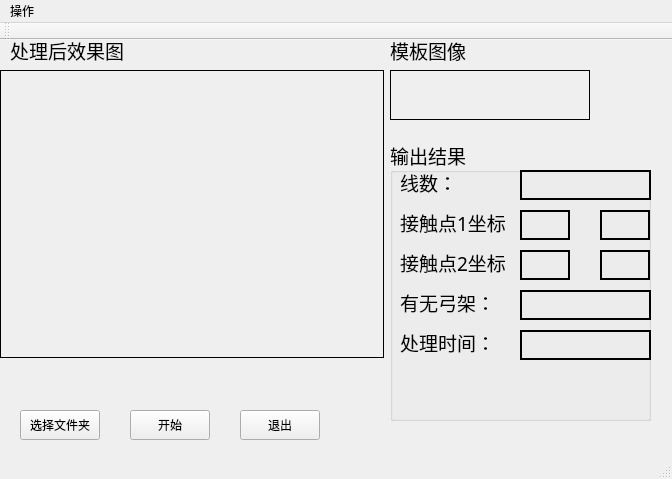
Before: the Qt Designer form mainwindow.ui in SWX-TJ/Highspeed, drawn with Qt 5.
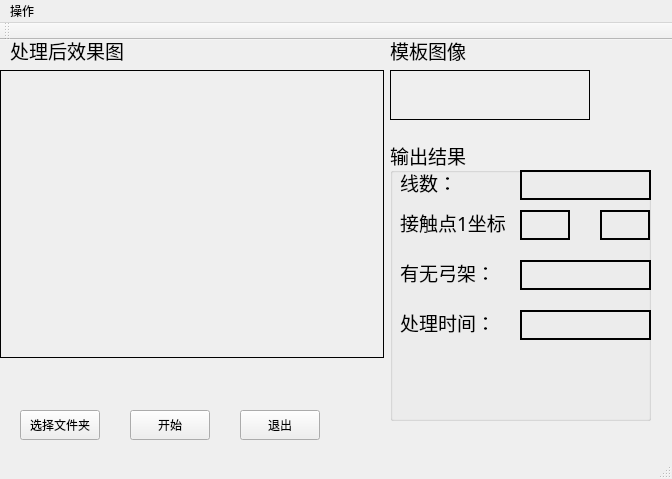
After: the same form once the commit is applied.

What changed in the file:
```diff
--- a/mainwindow.ui
+++ b/mainwindow.ui
@@ -237,7 +237,7 @@
      <property name="geometry">
       <rect>
        <x>10</x>
-       <y>150</y>
+       <y>120</y>
        <width>101</width>
        <height>25</height>
       </rect>
@@ -256,7 +256,7 @@
      <property name="geometry">
       <rect>
        <x>130</x>
-       <y>150</y>
+       <y>120</y>
        <width>131</width>
        <height>30</height>
       </rect>
@@ -272,7 +272,7 @@
      <property name="geometry">
       <rect>
        <x>10</x>
-       <y>190</y>
+       <y>170</y>
        <width>91</width>
        <height>25</height>
       </rect>
@@ -291,7 +291,7 @@
      <property name="geometry">
       <rect>
        <x>130</x>
-       <y>190</y>
+       <y>170</y>
        <width>131</width>
        <height>30</height>
       </rect>
@@ -303,57 +303,6 @@
       <string/>
      </property>
     </widget>
-    <widget class="QLabel" name="label_7">
-     <property name="geometry">
-      <rect>
-       <x>10</x>
-       <y>110</y>
-       <width>111</width>
-       <height>25</height>
-      </rect>
-     </property>
-     <property name="font">
-      <font>
-       <family>华文楷体</family>
-       <pointsize>14</pointsize>
-      </font>
-     </property>
-     <property name="text">
-      <string>接触点2坐标：</string>
-     </property>
-    </widget>
-    <widget class="QLabel" name="pt2_x_aix">
-     <property name="geometry">
-      <rect>
-       <x>130</x>
-       <y>110</y>
-       <width>50</width>
-       <height>30</height>
-      </rect>
-     </property>
-     <property name="frameShape">
-      <enum>QFrame::WinPanel</enum>
-     </property>
-     <property name="text">
-      <string/>
-     </property>
-    </widget>
-    <widget class="QLabel" name="pt2_y_aix">
-     <property name="geometry">
-      <rect>
-       <x>210</x>
-       <y>110</y>
-       <width>50</width>
-       <height>30</height>
-      </rect>
-     </property>
-     <property name="frameShape">
-      <enum>QFrame::WinPanel</enum>
-     </property>
-     <property name="text">
-      <string/>
-     </property>
-    </widget>
    </widget>
   </widget>
   <widget class="QMenuBar" name="menuBar">
```
